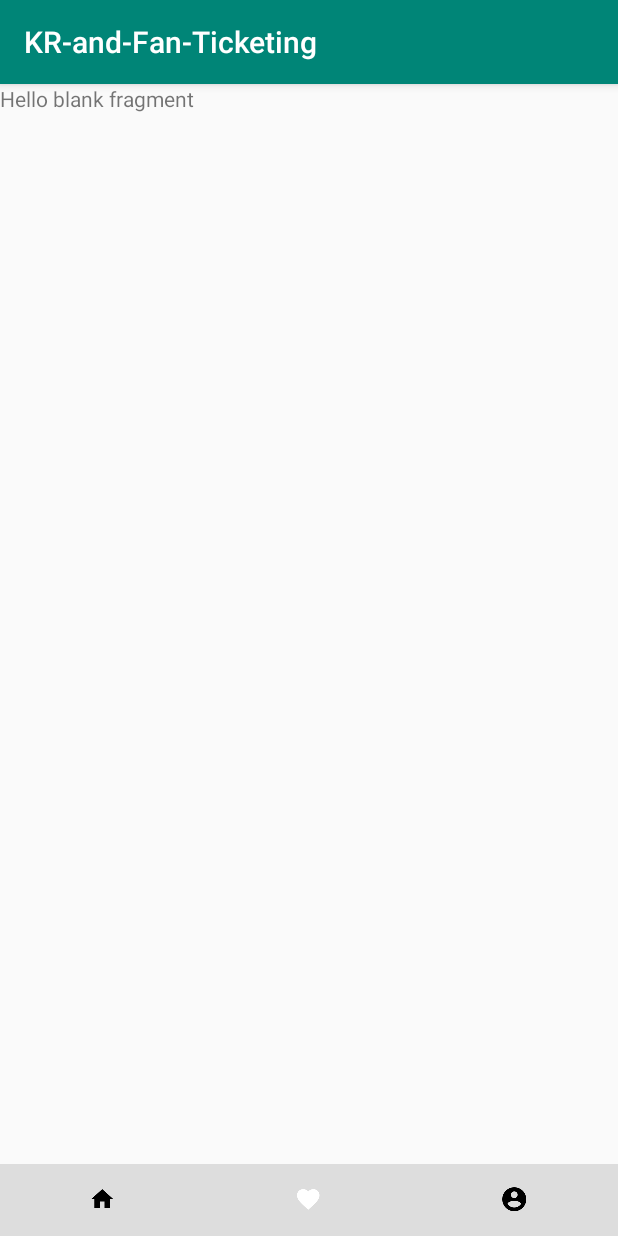
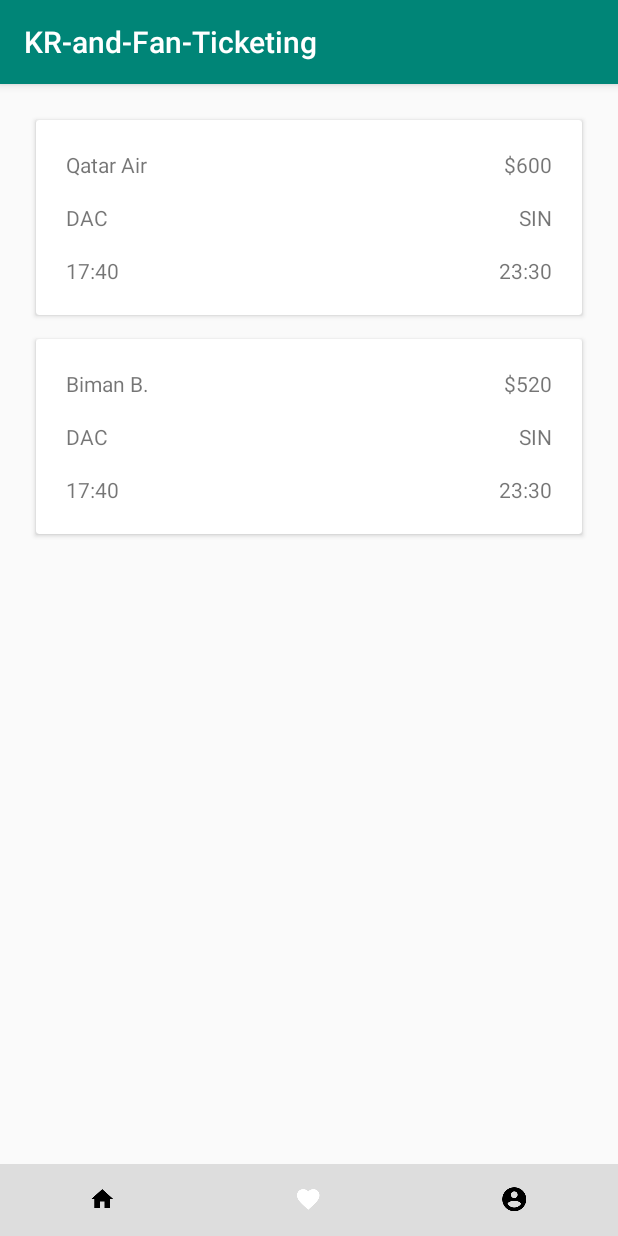
Before and after one commit to kiam123/KR-and-Fan-Ticketing, an Android app: the screen it shows after launch (MainActivity), item 2 of the bottom bar chosen, on a phone screen of 412 x 824 dp. Run offline under Robolectric (Android 15) with nearby library versions, the phone set to English and light mode, and no system bars; our stand-ins replace Picasso.

Commit message:
update favorite page and search page

```diff
--- a/app/build.gradle
+++ b/app/build.gradle
@@ -28,4 +28,6 @@
     androidTestImplementation 'com.android.support.test.espresso:espresso-core:3.0.2'
     implementation 'com.android.support:design:28.0.0'
     implementation 'com.squareup.picasso:picasso:2.5.2'
+    implementation 'com.android.support:recyclerview-v7:28.0.0'
+    implementation 'com.android.support:cardview-v7:28.0.0'
 }
--- /dev/null
+++ b/app/src/main/java/ncku/edu/tw/kr_and_fan_ticketing/Adapter/FavoriteAdapter.java
@@ -0,0 +1,81 @@
+package ncku.edu.tw.kr_and_fan_ticketing.Adapter;
+
+import android.content.Context;
+import android.support.annotation.NonNull;
+import android.support.v7.widget.RecyclerView;
+import android.view.LayoutInflater;
+import android.view.View;
+import android.view.ViewGroup;
+import android.widget.TextView;
+import android.widget.Toast;
+
+import java.util.ArrayList;
+
+import ncku.edu.tw.kr_and_fan_ticketing.Data.FavoriteItem;
+import ncku.edu.tw.kr_and_fan_ticketing.Data.SearchItem;
+import ncku.edu.tw.kr_and_fan_ticketing.R;
+
+public class FavoriteAdapter extends RecyclerView.Adapter<FavoriteAdapter.ViewHolder>{
+
+    Context mContext;
+    ArrayList<FavoriteItem> mSearchItems;
+
+    public FavoriteAdapter(Context context, ArrayList<FavoriteItem> searchItems) {
+        this.mContext = context;
+        this.mSearchItems = searchItems;
+    }
+
+    @NonNull
+    @Override
+    public FavoriteAdapter.ViewHolder onCreateViewHolder(@NonNull ViewGroup viewGroup, int viewType) {
+        return new FavoriteAdapter.ViewHolder(LayoutInflater.from(mContext).
+                inflate(R.layout.search_item, viewGroup, false));
+    }
+
+    @Override
+    public void onBindViewHolder(@NonNull FavoriteAdapter.ViewHolder viewHolder, int position) {
+        FavoriteItem searchItem = mSearchItems.get(position);
+        viewHolder.bindTo(searchItem);
+    }
+
+    @Override
+    public int getItemCount() {
+        return mSearchItems.size();
+    }
+
+    class ViewHolder extends RecyclerView.ViewHolder implements View.OnClickListener {
+        TextView mAirName;
+        TextView mPrice;
+        TextView mFromCountry;
+        TextView mToCountry;
+        TextView mFromTime;
+        TextView mToTime;
+
+        ViewHolder(View itemView) {
+            super(itemView);
+
+            mAirName = itemView.findViewById(R.id.air_name);
+            mPrice = itemView.findViewById(R.id.price);
+            mFromCountry = itemView.findViewById(R.id.from_country);
+            mToCountry = itemView.findViewById(R.id.to_country);
+            mFromTime = itemView.findViewById(R.id.from_time);
+            mToTime = itemView.findViewById(R.id.to_time);
+
+            itemView.setOnClickListener(this);
+        }
+
+        void bindTo(FavoriteItem searchItem) {
+            mAirName.setText(searchItem.getmAirName());
+            mPrice.setText(searchItem.getmPrice());
+            mFromCountry.setText(searchItem.getmFromCountry());
+            mToCountry.setText(searchItem.getmToCountry());
+            mFromTime.setText(searchItem.getmFromTime());
+            mToTime.setText(searchItem.getmToTime());
+        }
+
+        @Override
+        public void onClick(View view) {
+            Toast.makeText(mContext,"yes",Toast.LENGTH_LONG).show();
+        }
+    }
+}
--- /dev/null
+++ b/app/src/main/java/ncku/edu/tw/kr_and_fan_ticketing/Data/FavoriteItem.java
@@ -0,0 +1,43 @@
+package ncku.edu.tw.kr_and_fan_ticketing.Data;
+
+public class FavoriteItem {
+    String mAirName;
+    String mPrice;
+    String mFromCountry;
+    String mToCountry;
+    String mFromTime;
+    String mToTime;
+
+    public FavoriteItem(String mAirName, String mPrice, String mFromCountry, String mToCountry, String mFromTime, String mToTime) {
+        this.mAirName = mAirName;
+        this.mPrice = mPrice;
+        this.mFromCountry = mFromCountry;
+        this.mToCountry = mToCountry;
+        this.mFromTime = mFromTime;
+        this.mToTime = mToTime;
+    }
+
+    public String getmAirName() {
+        return mAirName;
+    }
+
+    public String getmPrice() {
+        return mPrice;
+    }
+
+    public String getmFromCountry() {
+        return mFromCountry;
+    }
+
+    public String getmToCountry() {
+        return mToCountry;
+    }
+
+    public String getmFromTime() {
+        return mFromTime;
+    }
+
+    public String getmToTime() {
+        return mToTime;
+    }
+}
--- a/app/src/main/java/ncku/edu/tw/kr_and_fan_ticketing/Fragment/FavoriteFragment.java
+++ b/app/src/main/java/ncku/edu/tw/kr_and_fan_ticketing/Fragment/FavoriteFragment.java
@@ -3,21 +3,29 @@
 
 import android.os.Bundle;
 import android.support.v4.app.Fragment;
+import android.support.v7.widget.LinearLayoutManager;
+import android.support.v7.widget.RecyclerView;
 import android.view.LayoutInflater;
 import android.view.View;
 import android.view.ViewGroup;
 
+import java.util.ArrayList;
+
+import ncku.edu.tw.kr_and_fan_ticketing.Adapter.FavoriteAdapter;
+import ncku.edu.tw.kr_and_fan_ticketing.Adapter.SearchAdapter;
+import ncku.edu.tw.kr_and_fan_ticketing.Data.FavoriteItem;
+import ncku.edu.tw.kr_and_fan_ticketing.Data.SearchItem;
 import ncku.edu.tw.kr_and_fan_ticketing.R;
 
 /**
  * A simple {@link Fragment} subclass.
  */
 public class FavoriteFragment extends Fragment {
+    RecyclerView mFavoriteRecyclerView;
+    FavoriteAdapter mFavoriteAdapter;
+    ArrayList<FavoriteItem> mFavoriteItems;
 
-
-    public FavoriteFragment() {
-        // Required empty public constructor
-    }
+    public FavoriteFragment() {}
 
 
     @Override
@@ -31,6 +39,16 @@
 
     public void initView(ViewGroup viewGroup){
 
+        mFavoriteRecyclerView = (RecyclerView) viewGroup.findViewById(R.id.recyclerview);
+        mFavoriteRecyclerView.setLayoutManager(new LinearLayoutManager(getActivity()));
+        mFavoriteItems = new ArrayList<>();
+
+        mFavoriteAdapter = new FavoriteAdapter(getActivity(), mFavoriteItems);
+        mFavoriteRecyclerView.setAdapter(mFavoriteAdapter);
+
+        mFavoriteItems.add(new FavoriteItem("Qatar Air","$600","DAC","SIN","17:40","23:30"));
+        mFavoriteItems.add(new FavoriteItem("Biman B.","$520","DAC","SIN","17:40","23:30"));
+        mFavoriteAdapter.notifyDataSetChanged();
     }
 
 }
--- a/app/src/main/java/ncku/edu/tw/kr_and_fan_ticketing/Fragment/HomeFragment.java
+++ b/app/src/main/java/ncku/edu/tw/kr_and_fan_ticketing/Fragment/HomeFragment.java
@@ -1,12 +1,15 @@
 package ncku.edu.tw.kr_and_fan_ticketing.Fragment;
 
 
+import android.content.Intent;
 import android.os.Bundle;
 import android.support.v4.app.Fragment;
 import android.view.LayoutInflater;
 import android.view.View;
 import android.view.ViewGroup;
+import android.widget.Button;
 
+import ncku.edu.tw.kr_and_fan_ticketing.Activity.SearchActivity;
 import ncku.edu.tw.kr_and_fan_ticketing.R;
 
 /**
@@ -30,7 +33,14 @@
     }
 
     public void initView(ViewGroup viewGroup){
-
+        Button button = (Button) viewGroup.findViewById(R.id.button);
+        button.setOnClickListener(new View.OnClickListener() {
+            @Override
+            public void onClick(View view) {
+                Intent intent = new Intent(getActivity(), SearchActivity.class);
+                getActivity().startActivity(intent);
+            }
+        });
     }
 
 }
--- a/app/src/main/res/layout/fragment_favorite.xml
+++ b/app/src/main/res/layout/fragment_favorite.xml
@@ -1,14 +1,21 @@
 <?xml version="1.0" encoding="utf-8"?>
-<FrameLayout xmlns:android="http://schemas.android.com/apk/res/android"
+<android.support.constraint.ConstraintLayout xmlns:android="http://schemas.android.com/apk/res/android"
+    xmlns:app="http://schemas.android.com/apk/res-auto"
     xmlns:tools="http://schemas.android.com/tools"
     android:layout_width="match_parent"
     android:layout_height="match_parent"
-    tools:context=".Fragment.FavoriteFragment">
+    android:paddingBottom="16dp"
+    android:paddingLeft="16dp"
+    android:paddingRight="16dp"
+    android:paddingTop="16dp"
+    tools:context=".Activity.SearchActivity">
 
-    <!-- TODO: Update blank fragment layout -->
-    <TextView
-        android:layout_width="match_parent"
-        android:layout_height="match_parent"
-        android:text="@string/hello_blank_fragment" />
-
-</FrameLayout>
+    <android.support.v7.widget.RecyclerView
+        android:id="@+id/recyclerview"
+        android:layout_width="0dp"
+        android:layout_height="0dp"
+        app:layout_constraintBottom_toBottomOf="parent"
+        app:layout_constraintEnd_toEndOf="parent"
+        app:layout_constraintStart_toStartOf="parent"
+        app:layout_constraintTop_toTopOf="parent" />
+</android.support.constraint.ConstraintLayout>
--- /dev/null
+++ b/app/src/main/res/layout/search_item.xml
@@ -0,0 +1,77 @@
+<?xml version="1.0" encoding="utf-8"?>
+<android.support.v7.widget.CardView xmlns:android="http://schemas.android.com/apk/res/android"
+    xmlns:app="http://schemas.android.com/apk/res-auto"
+    android:layout_width="match_parent"
+    android:layout_height="wrap_content"
+    android:layout_margin="8dp">
+
+    <android.support.constraint.ConstraintLayout
+        android:layout_width="match_parent"
+        android:layout_height="match_parent">
+
+        <TextView
+            android:id="@+id/air_name"
+            android:layout_width="wrap_content"
+            android:layout_height="wrap_content"
+            android:layout_marginStart="20dp"
+            android:layout_marginTop="20dp"
+            android:text="長榮"
+            app:layout_constraintStart_toStartOf="parent"
+            app:layout_constraintTop_toTopOf="parent" />
+
+        <TextView
+            android:id="@+id/price"
+            android:layout_width="wrap_content"
+            android:layout_height="wrap_content"
+            android:layout_marginTop="20dp"
+            android:layout_marginEnd="20dp"
+            android:text="$100"
+            app:layout_constraintEnd_toEndOf="parent"
+            app:layout_constraintTop_toTopOf="parent" />
+
+        <TextView
+            android:id="@+id/from_country"
+            android:layout_width="wrap_content"
+            android:layout_height="wrap_content"
+            android:layout_marginStart="20dp"
+            android:layout_marginTop="16dp"
+            android:text="Taiwan"
+            app:layout_constraintStart_toStartOf="parent"
+            app:layout_constraintTop_toBottomOf="@+id/air_name" />
+
+        <TextView
+            android:id="@+id/to_country"
+            android:layout_width="wrap_content"
+            android:layout_height="wrap_content"
+            android:layout_marginTop="16dp"
+            android:layout_marginEnd="20dp"
+            android:text="Malaysia"
+            app:layout_constraintEnd_toEndOf="parent"
+            app:layout_constraintTop_toBottomOf="@+id/price" />
+
+        <TextView
+            android:id="@+id/from_time"
+            android:layout_width="wrap_content"
+            android:layout_height="wrap_content"
+            android:layout_marginStart="20dp"
+            android:layout_marginTop="16dp"
+            android:layout_marginBottom="20dp"
+            android:text="15:00"
+            app:layout_constraintBottom_toBottomOf="parent"
+            app:layout_constraintStart_toStartOf="parent"
+            app:layout_constraintTop_toBottomOf="@+id/from_country" />
+
+        <TextView
+            android:id="@+id/to_time"
+            android:layout_width="wrap_content"
+            android:layout_height="wrap_content"
+            android:layout_marginTop="16dp"
+            android:layout_marginEnd="20dp"
+            android:layout_marginBottom="20dp"
+            android:text="19:30"
+            app:layout_constraintBottom_toBottomOf="parent"
+            app:layout_constraintEnd_toEndOf="parent"
+            app:layout_constraintTop_toBottomOf="@+id/to_country" />
+    </android.support.constraint.ConstraintLayout>
+
+</android.support.v7.widget.CardView>
```
Also changed, not shown: app/src/main/java/ncku/edu/tw/kr_and_fan_ticketing/Activity/SearchActivity.java (+21 -2 lines), app/src/main/java/ncku/edu/tw/kr_and_fan_ticketing/Adapter/SearchAdapter.java (added, +83 -0 lines), app/src/main/java/ncku/edu/tw/kr_and_fan_ticketing/Data/SearchItem.java (added, +43 -0 lines), app/src/main/res/layout/activity_search.xml (+12 -0 lines), app/src/main/res/layout/favorite_item.xml (added, +77 -0 lines), app/src/main/res/layout/fragment_home.xml (+6 -4 lines).
